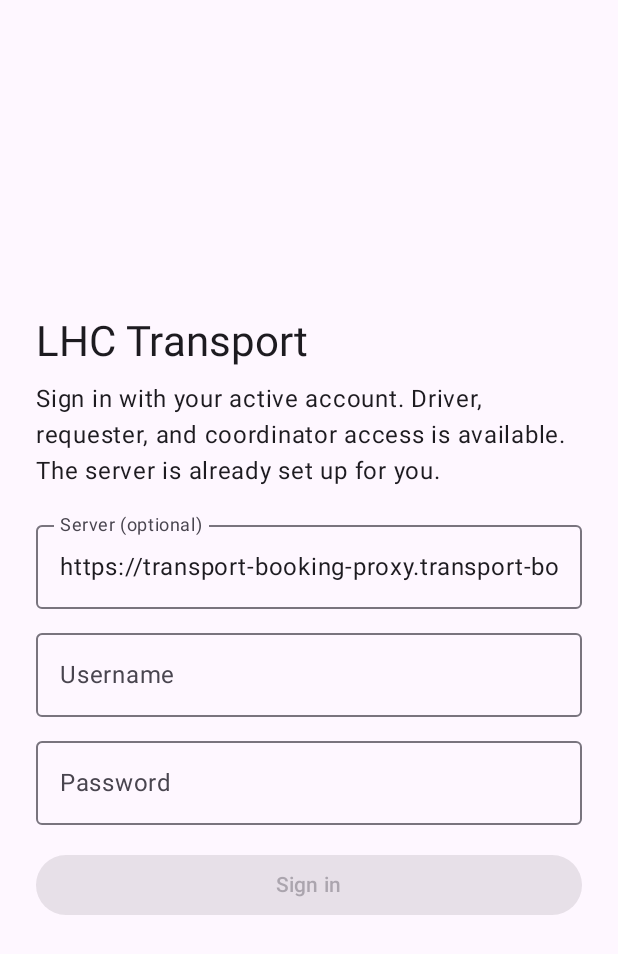
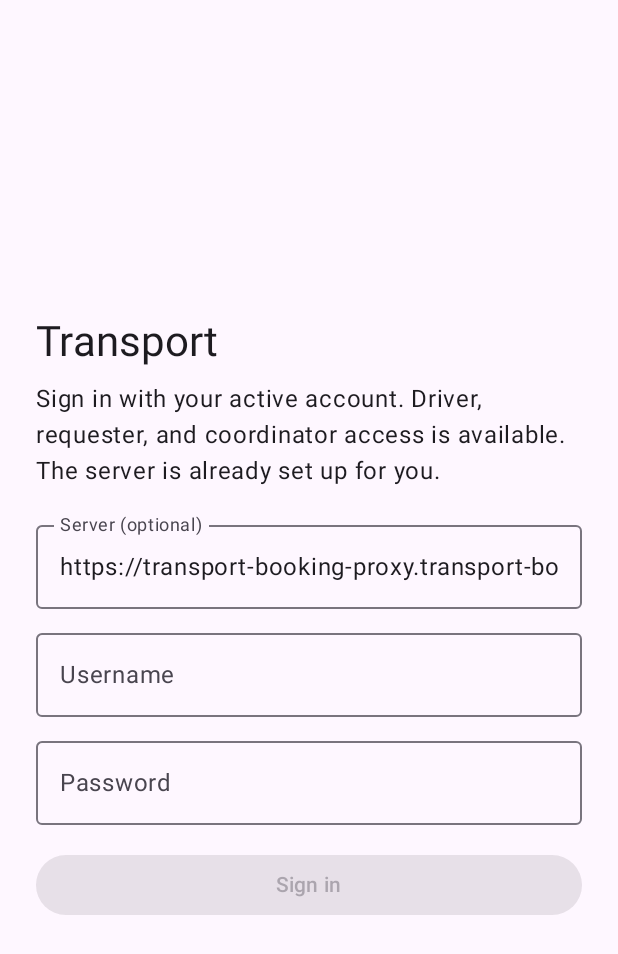
Before and after one commit to projectlabtest/transportation, an Android app built with Jetpack Compose: the screen it shows after launch (MainActivity), on a phone screen of 412 x 824 dp. Shown: the top 954 px of the screen. Run offline under Robolectric (Android 15) with nearby library versions, the phone set to English and light mode, and no system bars.

Commit message:
android: app title Transport; finalize requester parity build

```diff
--- a/driver-app/app/src/main/java/com/lhc/transport/driver/ui/DriverApp.kt
+++ b/driver-app/app/src/main/java/com/lhc/transport/driver/ui/DriverApp.kt
@@ -220,7 +220,7 @@ private fun DriverLoginScreen() {
             modifier = Modifier.fillMaxSize().padding(24.dp),
             verticalArrangement = Arrangement.Center
         ) {
-            Text("LHC Transport", style = MaterialTheme.typography.headlineMedium)
+            Text("Transport", style = MaterialTheme.typography.headlineMedium)
             Spacer(Modifier.height(8.dp))
             Text("Sign in with your active account. Driver, requester, and coordinator access is available. The server is already set up for you.")
             Spacer(Modifier.height(16.dp))
```
